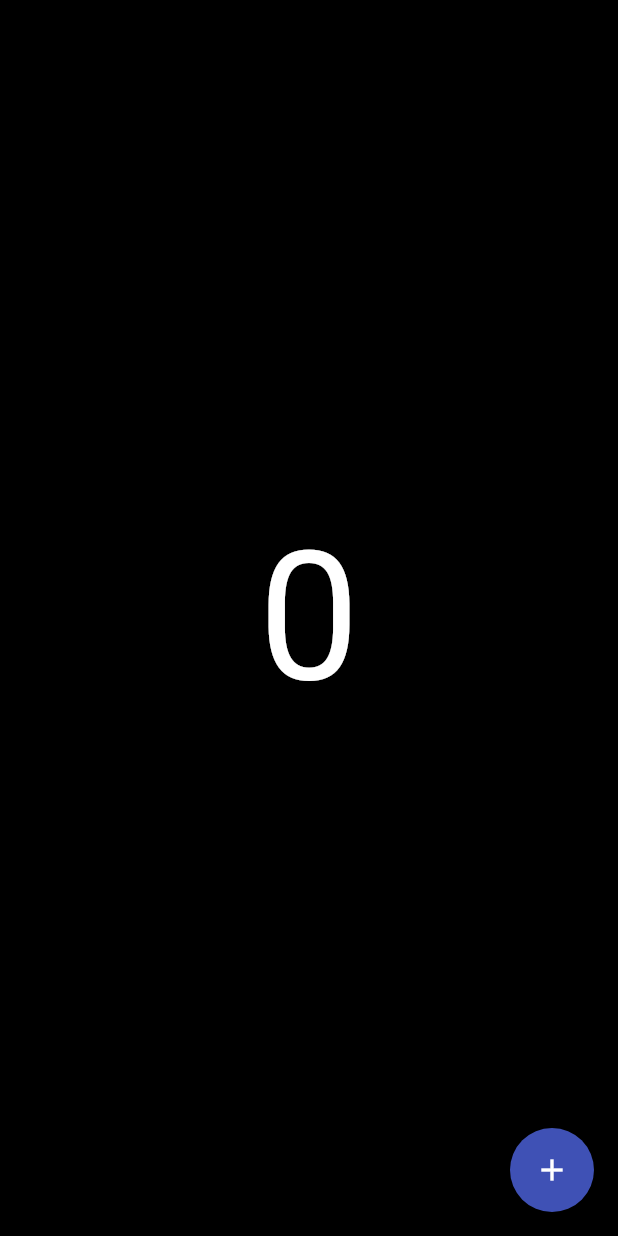
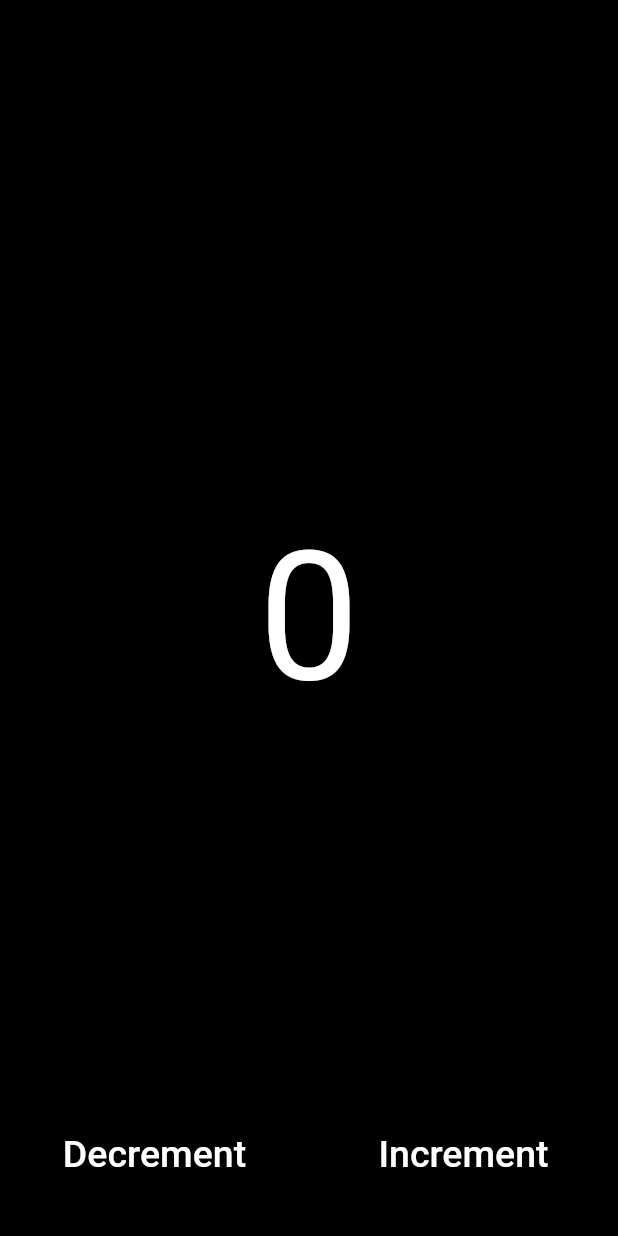
Before and after one commit to hallgrimur1471/counter_click, a Flutter app: the screen it shows after launch, on a phone screen of 412 x 824 dp. Run offline on Flutter 3.47's test engine with Material 2 defaults, Android fonts, the phone set to English and light mode, and no system bars.

Commit message:
Add transparent control buttons

```diff
--- a/lib/main.dart
+++ b/lib/main.dart
@@ -5,25 +5,12 @@ void main() {
 }
 
 class MyApp extends StatelessWidget {
-  // This widget is the root of your application.
   @override
   Widget build(BuildContext context) {
     return MaterialApp(
       title: 'Counter click',
       theme: ThemeData(
-        // This is the theme of your application.
-        //
-        // Try running your application with "flutter run". You'll see the
-        // application has a blue toolbar. Then, without quitting the app, try
-        // changing the primarySwatch below to Colors.green and then invoke
-        // "hot reload" (press "r" in the console where you ran "flutter run",
-        // or simply save your changes to "hot reload" in a Flutter IDE).
-        // Notice that the counter didn't reset back to zero; the application
-        // is not restarted.
         primarySwatch: Colors.indigo,
-        // This makes the visual density adapt to the platform that you run
-        // the app on. For desktop platforms, the controls will be smaller and
-        // closer together (more dense) than on mobile platforms.
         visualDensity: VisualDensity.adaptivePlatformDensity,
       ),
       home: MyHomePage(title: 'Counter click'),
@@ -63,6 +50,12 @@ class _MyHomePageState extends State<MyHomePage> {
     });
   }
 
+  void _decrementCounter() {
+    setState(() {
+      _counter--;
+    });
+  }
+
   @override
   Widget build(BuildContext context) {
     // This method is rerun every time setState is called, for instance as done
@@ -72,36 +65,65 @@ class _MyHomePageState extends State<MyHomePage> {
     // fast, so that you can just rebuild anything that needs updating rather
     // than having to individually change instances of widgets.
     return Scaffold(
-      body: Center(
-        // Center is a layout widget. It takes a single child and positions it
-        // in the middle of the parent.
+      body: Stack(
+        children: <Widget>[
+          Row(
+            crossAxisAlignment: CrossAxisAlignment.stretch,
+            children: <Widget>[
+              Expanded(
+                child: FlatButton(
+                  child: Align(
+                    alignment: Alignment.bottomCenter,
+                    child: Padding(
+                      padding: EdgeInsets.fromLTRB(0, 0, 0, 40),
+                      child: Text(
+                        "Decrement",
+                        style: TextStyle(
+                          color: Colors.white,
+                          fontSize: 25,
+                        ),
+                      ),
+                    ),
+                  ),
+                  onPressed: () {
+                    _decrementCounter();
+                  },
+                ),
+              ),
+              Expanded(
+                child: FlatButton(
+                  child: Align(
+                    alignment: Alignment.bottomCenter,
+                    child: Padding(
+                      padding: EdgeInsets.fromLTRB(0, 0, 0, 40),
+                      child: Text(
+                        "Increment",
+                        style: TextStyle(
+                          color: Colors.white,
+                          fontSize: 25,
+                        ),
+                      ),
+                    ),
+                  ),
+                  onPressed: () {
+                    _incrementCounter();
+                  },
+                ),
+              ),
+            ],
+          ),
+          Center(
             child: Column(
-          // Column is also a layout widget. It takes a list of children and
-          // arranges them vertically. By default, it sizes itself to fit its
-          // children horizontally, and tries to be as tall as its parent.
-          //
-          // Invoke "debug painting" (press "p" in the console, choose the
-          // "Toggle Debug Paint" action from the Flutter Inspector in Android
-          // Studio, or the "Toggle Debug Paint" command in Visual Studio Code)
-          // to see the wireframe for each widget.
-          //
-          // Column has various properties to control how it sizes itself and
-          // how it positions its children. Here we use mainAxisAlignment to
-          // center the children vertically; the main axis here is the vertical
-          // axis because Columns are vertical (the cross axis would be
-          // horizontal).
               mainAxisAlignment: MainAxisAlignment.center,
               children: <Widget>[
                 Text(
                   '$_counter',
                   style: TextStyle(color: Colors.white, fontSize: 120),
-              //style: Theme.of(context).textTheme.headline4,
                 ),
               ],
             ),
           ),
-      floatingActionButton: ScaffoldContextButton(
-        onPressedCallback: _incrementCounter,
+        ],
       ),
       backgroundColor: Colors.black,
     );
```
Lines whose indentation alone changed are shown as unchanged.
